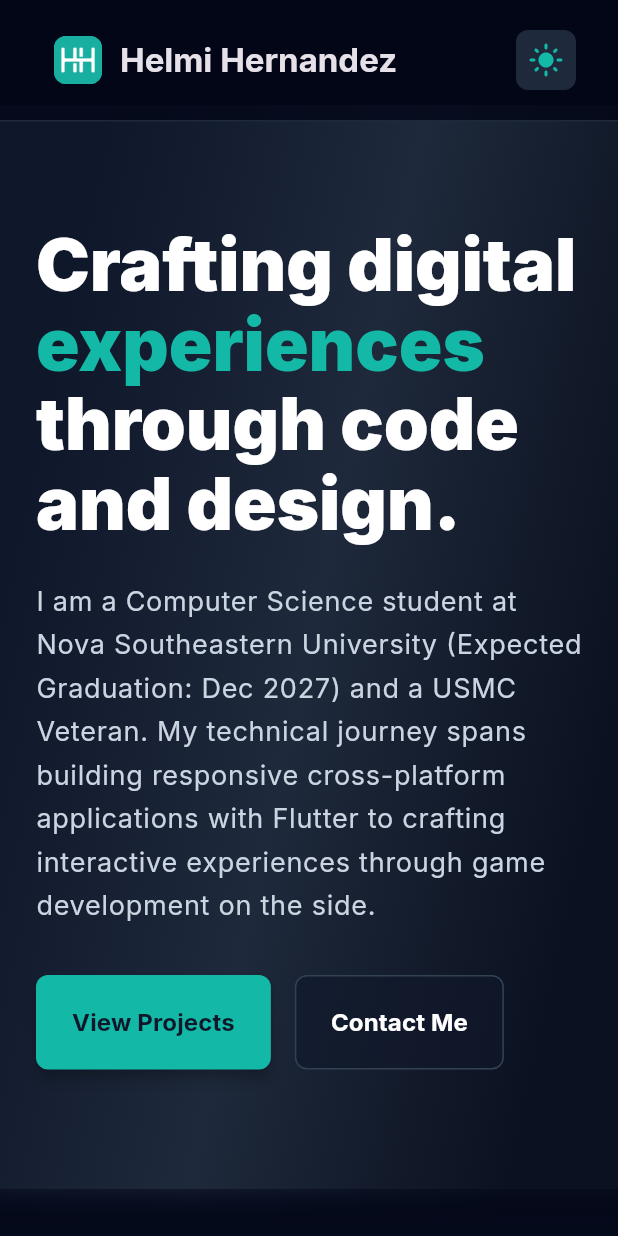
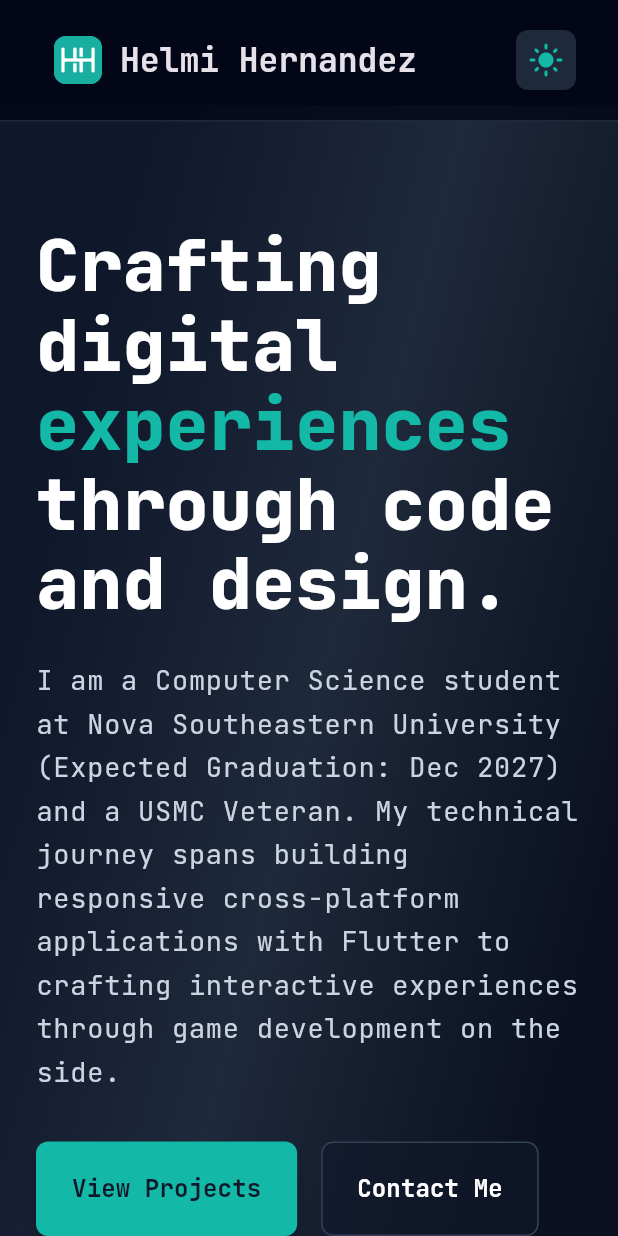
Before and after one commit to helmidh1/website_proj_2, a Flutter app: the screen it shows after launch, on a phone screen of 412 x 824 dp. Run offline on Flutter 3.47's test engine with Material 3 defaults, Android fonts, the phone set to English and light mode, and no system bars; our stand-ins replace google_fonts.

Commit message:
feat: add a responsive projects section with interactive project cards and define initial application theme.

```diff
--- a/lib/sections/projects_section.dart
+++ b/lib/sections/projects_section.dart
@@ -41,11 +41,12 @@ class ProjectsSection extends StatelessWidget {
 
   Widget _buildHeader(BuildContext context) {
     final isMobile = ResponsiveLayout.isMobile(context);
+    final isTablet = ResponsiveLayout.isTablet(context);
 
     return Flex(
-      direction: isMobile ? Axis.vertical : Axis.horizontal,
+      direction: isTablet || isMobile ? Axis.vertical : Axis.horizontal,
       mainAxisAlignment: MainAxisAlignment.spaceBetween,
-      crossAxisAlignment: isMobile
+      crossAxisAlignment: isTablet || isMobile
           ? CrossAxisAlignment.start
           : CrossAxisAlignment.end,
       children: [
@@ -63,7 +64,7 @@ class ProjectsSection extends StatelessWidget {
             ),
           ],
         ),
-        if (isMobile) const SizedBox(height: 24),
+        if (isTablet || isMobile) const SizedBox(height: 24),
         InkWell(
           onTap: () => _launchUrl(PortfolioData.githubUrl),
           child: Row(
--- a/lib/theme/app_theme.dart
+++ b/lib/theme/app_theme.dart
@@ -28,43 +28,43 @@ class AppTheme {
         onSurface: textPrimaryLight,
       ),
       scaffoldBackgroundColor: backgroundLight,
-      textTheme: GoogleFonts.interTextTheme(ThemeData.light().textTheme)
+      textTheme: GoogleFonts.jetBrainsMonoTextTheme(ThemeData.light().textTheme)
           .copyWith(
-            displayLarge: GoogleFonts.inter(
+            displayLarge: GoogleFonts.jetBrainsMono(
               fontSize: 72,
               fontWeight: FontWeight.w900,
               color: textPrimaryLight,
               height: 1.1,
             ),
-            displayMedium: GoogleFonts.inter(
+            displayMedium: GoogleFonts.jetBrainsMono(
               fontSize: 60,
               fontWeight: FontWeight.w900,
               color: textPrimaryLight,
               height: 1.1,
             ),
-            displaySmall: GoogleFonts.inter(
+            displaySmall: GoogleFonts.jetBrainsMono(
               fontSize: 48,
               fontWeight: FontWeight.w900,
               color: textPrimaryLight,
               height: 1.1,
             ),
-            headlineMedium: GoogleFonts.inter(
+            headlineMedium: GoogleFonts.jetBrainsMono(
               fontSize: 36,
               fontWeight: FontWeight.bold,
               color: textPrimaryLight,
               height: 1.2,
             ),
-            bodyLarge: GoogleFonts.inter(
+            bodyLarge: GoogleFonts.jetBrainsMono(
               fontSize: 18,
               color: textSecondaryLight,
               height: 1.6,
             ),
-            bodyMedium: GoogleFonts.inter(
+            bodyMedium: GoogleFonts.jetBrainsMono(
               fontSize: 16,
               color: textSecondaryLight,
               height: 1.6,
             ),
-            labelLarge: GoogleFonts.inter(
+            labelLarge: GoogleFonts.jetBrainsMono(
               fontSize: 14,
               fontWeight: FontWeight.bold,
               color: textPrimaryLight,
@@ -85,43 +85,43 @@ class AppTheme {
         onSurface: textPrimaryDark,
       ),
       scaffoldBackgroundColor: backgroundDark,
-      textTheme: GoogleFonts.interTextTheme(ThemeData.dark().textTheme)
+      textTheme: GoogleFonts.jetBrainsMonoTextTheme(ThemeData.dark().textTheme)
           .copyWith(
-            displayLarge: GoogleFonts.inter(
+            displayLarge: GoogleFonts.jetBrainsMono(
               fontSize: 72,
               fontWeight: FontWeight.w900,
               color: Colors.white,
               height: 1.1,
             ),
-            displayMedium: GoogleFonts.inter(
+            displayMedium: GoogleFonts.jetBrainsMono(
               fontSize: 60,
               fontWeight: FontWeight.w900,
               color: Colors.white,
               height: 1.1,
             ),
-            displaySmall: GoogleFonts.inter(
+            displaySmall: GoogleFonts.jetBrainsMono(
               fontSize: 48,
               fontWeight: FontWeight.w900,
               color: Colors.white,
               height: 1.1,
             ),
-            headlineMedium: GoogleFonts.inter(
+            headlineMedium: GoogleFonts.jetBrainsMono(
               fontSize: 36,
               fontWeight: FontWeight.bold,
               color: Colors.white,
               height: 1.2,
             ),
-            bodyLarge: GoogleFonts.inter(
+            bodyLarge: GoogleFonts.jetBrainsMono(
               fontSize: 18,
               color: textPrimaryDark,
               height: 1.6,
             ),
-            bodyMedium: GoogleFonts.inter(
+            bodyMedium: GoogleFonts.jetBrainsMono(
               fontSize: 16,
               color: textPrimaryDark,
               height: 1.6,
             ),
-            labelLarge: GoogleFonts.inter(
+            labelLarge: GoogleFonts.jetBrainsMono(
               fontSize: 14,
               fontWeight: FontWeight.bold,
               color: Colors.white,
```
